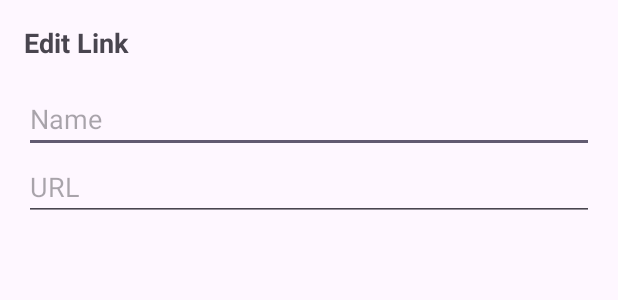
After one commit to zexigong-ne/NUMAD24Sp_ZexiGong, an Android app: the layout dialog_edit_link.xml on its own in the app's theme, with its tools: preview values and no code run, on a phone screen of 412 x 824 dp. The commit adds this screen. Shown: the top 300 px of the screen. Run offline under Robolectric (Android 15) with nearby library versions, the phone set to English and light mode, and no system bars.

Commit message:
edit and delete when long press the name of url

```diff
--- a/app/src/main/java/edu/northeastern/numad24sp_zexigong/LinkCollectorActivity.java
+++ b/app/src/main/java/edu/northeastern/numad24sp_zexigong/LinkCollectorActivity.java
@@ -30,7 +30,7 @@ public class LinkCollectorActivity extends AppCompatActivity {
         setContentView(R.layout.activity_link_collector);
 
         RecyclerView recyclerView = findViewById(R.id.linkRecyclerView);
-        linkAdapter = new LinkAdapter(linkList);
+        linkAdapter = new LinkAdapter(linkList, this);
         recyclerView.setLayoutManager(new LinearLayoutManager(this));
         recyclerView.setAdapter(linkAdapter);
 
@@ -42,7 +42,7 @@ public class LinkCollectorActivity extends AppCompatActivity {
             }
         });
         // Create and set the adapter
-        linkAdapter = new LinkAdapter(linkList);
+        linkAdapter = new LinkAdapter(linkList, this);
         recyclerView.setAdapter(linkAdapter);
 
         // Set the click listener for URL clicks
--- /dev/null
+++ b/app/src/main/res/layout/dialog_edit_link.xml
@@ -0,0 +1,29 @@
+<?xml version="1.0" encoding="utf-8"?>
+<!-- dialog_edit_link.xml -->
+<LinearLayout xmlns:android="http://schemas.android.com/apk/res/android"
+    android:layout_width="match_parent"
+    android:layout_height="wrap_content"
+    android:orientation="vertical"
+    android:padding="16dp">
+
+    <TextView
+        android:layout_width="match_parent"
+        android:layout_height="wrap_content"
+        android:text="Edit Link"
+        android:textSize="18sp"
+        android:textStyle="bold"
+        android:layout_marginBottom="16dp"/>
+
+    <EditText
+        android:id="@+id/editName"
+        android:layout_width="match_parent"
+        android:layout_height="wrap_content"
+        android:hint="Name"/>
+
+    <EditText
+        android:id="@+id/editUrl"
+        android:layout_width="match_parent"
+        android:layout_height="wrap_content"
+        android:hint="URL"/>
+
+</LinearLayout>
```
Also changed, not shown: app/src/main/java/edu/northeastern/numad24sp_zexigong/Link.java (+8 -0 lines), app/src/main/java/edu/northeastern/numad24sp_zexigong/LinkAdapter.java (+92 -1 lines), app/src/main/res/drawable/ic_add.xml (+9 -2 lines).
